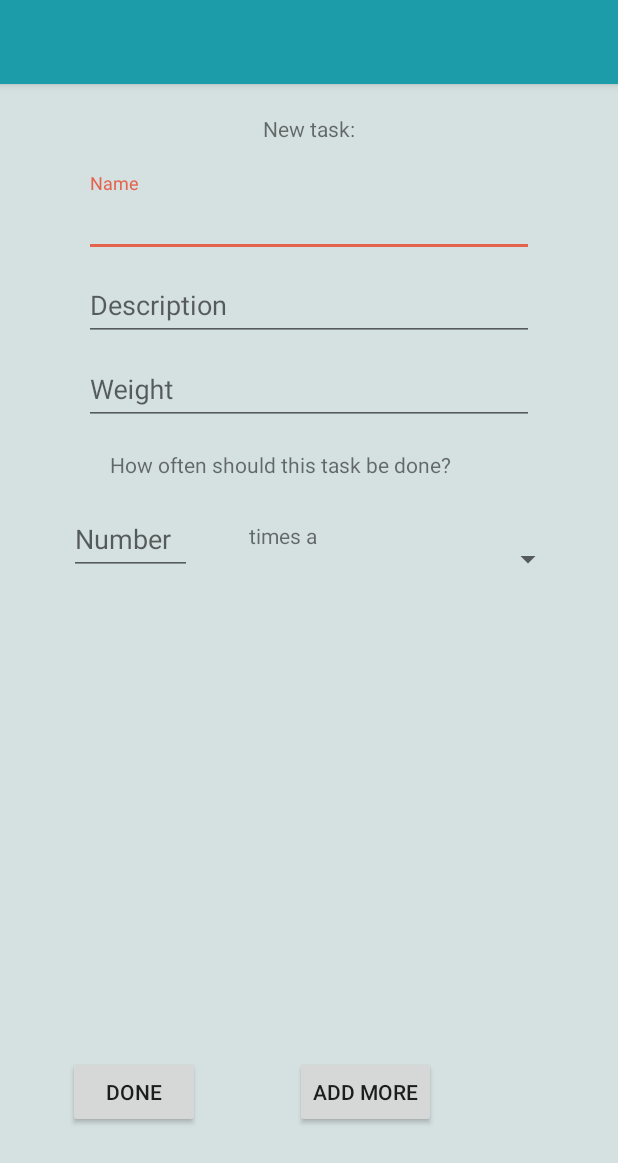
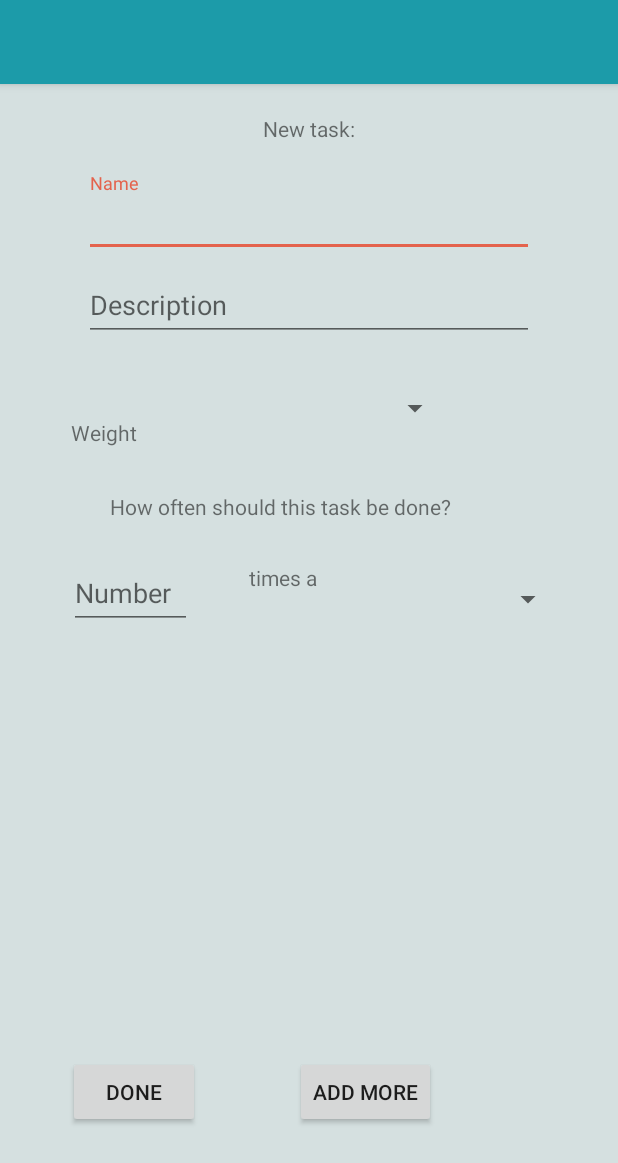
Before and after one commit to hayeb/SDE, an Android app: the layout activity_add_task.xml on its own in the app's theme, with its tools: preview values and no code run, on a phone screen of 412 x 824 dp. Shown: the top 1163 px of the screen. Run offline under Robolectric (Android 15) with nearby library versions, the phone set to English and light mode, and no system bars.

Commit message:
spinner weight

```diff
--- a/propr-app/app/src/main/res/layout/activity_add_task.xml
+++ b/propr-app/app/src/main/res/layout/activity_add_task.xml
@@ -88,38 +88,28 @@
             app:layout_constraintTop_toBottomOf="@+id/textView" />
     </android.support.design.widget.TextInputLayout>
 
-    <android.support.design.widget.TextInputLayout
-        android:id="@+id/textInputLayout3"
-        android:layout_width="300dp"
-        android:layout_height="wrap_content"
+    <Spinner
+        android:id="@+id/spinnerWeight"
+        android:layout_width="121dp"
+        android:layout_height="52dp"
+        android:layout_marginBottom="8dp"
+        android:layout_marginEnd="8dp"
+        android:layout_marginStart="8dp"
+        android:layout_marginTop="8dp"
+        app:layout_constraintBottom_toTopOf="@+id/textView2"
         app:layout_constraintEnd_toEndOf="parent"
+        app:layout_constraintHorizontal_bias="0.623"
         app:layout_constraintLeft_toLeftOf="parent"
         app:layout_constraintRight_toRightOf="parent"
         app:layout_constraintStart_toStartOf="parent"
-        app:layout_constraintTop_toBottomOf="@+id/textInputLayout2">
-
-        <android.support.design.widget.TextInputEditText
-            android:id="@+id/enterWeight"
-            style="@android:style/Widget.Material.EditText"
-            android:layout_width="match_parent"
-            android:layout_height="match_parent"
-            android:layout_margin="0dp"
-            android:ems="10"
-            android:hint="@string/hint_task_weight"
-            android:inputType="text"
-            android:selectAllOnFocus="true"
-            android:singleLine="true"
-            android:textAlignment="center"
-            app:layout_constraintEnd_toEndOf="parent"
-            app:layout_constraintStart_toStartOf="parent"
-            app:layout_constraintTop_toBottomOf="@+id/textView" />
-    </android.support.design.widget.TextInputLayout>
+        app:layout_constraintTop_toBottomOf="@+id/textInputLayout2"
+        app:layout_constraintVertical_bias="0.333" />
 
     <TextView
         android:id="@+id/textView2"
         android:layout_width="270dp"
         android:layout_height="wrap_content"
-        android:layout_marginTop="300dp"
+        android:layout_marginTop="328dp"
         android:text="@string/frequency"
         android:textAlignment="center"
         app:layout_constraintEnd_toEndOf="parent"
@@ -129,17 +119,33 @@
         app:layout_constraintStart_toStartOf="parent"
         app:layout_constraintTop_toTopOf="parent" />
 
+    <TextView
+        android:id="@+id/textView5"
+        android:layout_width="72dp"
+        android:layout_height="23dp"
+        android:layout_marginBottom="8dp"
+        android:layout_marginTop="260dp"
+        android:text="@string/hint_task_weight"
+        android:textAlignment="center"
+        app:layout_constraintBottom_toTopOf="@+id/textView2"
+        app:layout_constraintEnd_toEndOf="parent"
+        app:layout_constraintHorizontal_bias="0.097"
+        app:layout_constraintLeft_toLeftOf="parent"
+        app:layout_constraintRight_toRightOf="parent"
+        app:layout_constraintStart_toStartOf="parent"
+        app:layout_constraintTop_toTopOf="parent" />
+
     <android.support.design.widget.TextInputLayout
         android:id="@+id/textInputLayout4"
         android:layout_width="82dp"
         android:layout_height="wrap_content"
-        android:layout_marginTop="44dp"
+        android:layout_marginTop="16dp"
         app:layout_constraintEnd_toEndOf="parent"
         app:layout_constraintHorizontal_bias="0.139"
         app:layout_constraintLeft_toLeftOf="parent"
         app:layout_constraintRight_toRightOf="parent"
         app:layout_constraintStart_toStartOf="parent"
-        app:layout_constraintTop_toBottomOf="@+id/textInputLayout3">
+        app:layout_constraintTop_toBottomOf="@+id/textView2">
 
         <android.support.design.widget.TextInputEditText
             android:id="@+id/enterNumber"
--- a/propr-app/app/src/main/res/values/strings.xml
+++ b/propr-app/app/src/main/res/values/strings.xml
@@ -53,7 +53,7 @@
 	<string name="input_not_valid">Input is not valid, try again</string>
 
 	<!-- IP-adres van de host-machine, voor emulators -->
-	<string name="backend_url">http://10.0.2.2:8000/propr/</string>
+	<string name="backend_url">http://artificiallunacy.com:7080/propr/</string>
 	<string name="account_type">nl.giphouse.propr</string>
 	<string name="loading_placeholder">Loading…</string>
 	<string name="connection_failed">Connection failed</string>
--- a/propr-backend/src/main/java/nl/giphouse/propr/controller/TaskController.java
+++ b/propr-backend/src/main/java/nl/giphouse/propr/controller/TaskController.java
@@ -147,6 +147,9 @@ public class TaskController
 	public ResponseEntity<?> addTaskToGroup(@RequestBody final TaskDefinitionDto taskAddDto, final Principal principal)
 	{
 		final User user = (User) userService.loadUserByUsername(principal.getName());
+
+
+
 		final Group group = groupRepository.findGroupById(taskAddDto.getGroupId());
 
 		if (group == null)
```
Also changed, not shown: propr-app/app/src/main/java/giphouse/nl/proprapp/ui/group/AddTaskActivity.java (+13 -8 lines).
